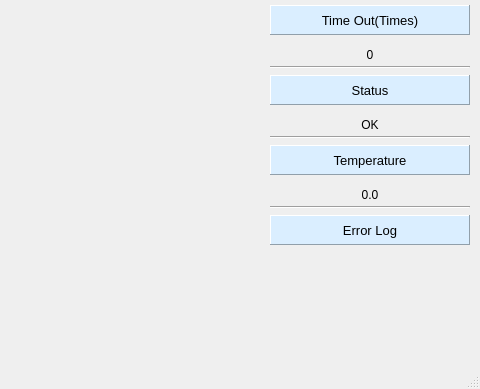
Qt form mainwindow.ui (hutaramari/AGVRD_Monitor) before a commit; both pictures show x 530 to 1010 and y 191 to 580 of the 1010 by 580 pixel window.
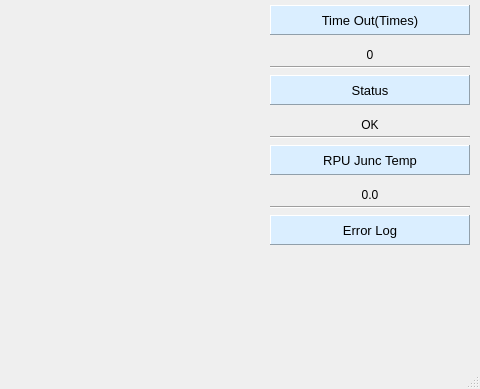
The same form after that commit. Icons and pictures are not drawn. Custom widgets are drawn as their Qt base class.

What changed in the file:
```diff
--- a/mainwindow.ui
+++ b/mainwindow.ui
@@ -399,7 +399,7 @@
      <enum>QFrame::Raised</enum>
     </property>
     <property name="text">
-     <string>Temperature</string>
+     <string>RPU Junc Temp</string>
     </property>
     <property name="alignment">
      <set>Qt::AlignCenter</set>
```
